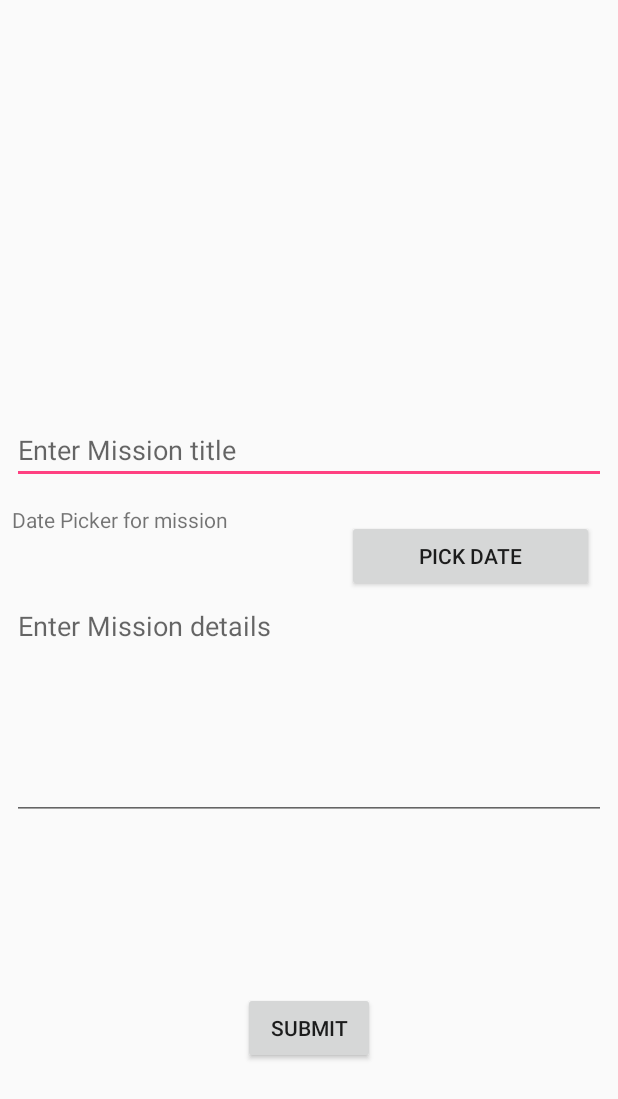
After one commit to mazmaz2k/SharedHouse, an Android app: the CreateNewToDoActivity screen opened directly, with no data from a screen before it, on a phone screen of 412 x 824 dp. The commit adds this screen. Shown: the top 1099 px of the screen. Run offline under Robolectric (Android 15) with nearby library versions, the phone set to English and light mode, and no system bars; our stand-ins replace Firebase (no records; nobody signed in at launch, a user with empty details on screens opened directly).

Commit message:
Adding mission to each shared house

```diff
--- a/app/src/main/AndroidManifest.xml
+++ b/app/src/main/AndroidManifest.xml
@@ -16,7 +16,8 @@
         android:roundIcon="@mipmap/ic_launcher_round"
         android:supportsRtl="true"
         android:theme="@style/AppTheme">
-        <activity android:name=".SharedHouse"></activity>
+        <activity android:name=".CreateNewToDoActivity"></activity>
+        <activity android:name=".SharedHouse" />
         <activity android:name=".MainActivity" />
         <activity android:name=".LoginActivity" />
         <activity android:name=".SplashScrActivity">
--- /dev/null
+++ b/app/src/main/java/com/mazmaz/sharedhouse/CreateNewToDoActivity.java
@@ -0,0 +1,175 @@
+package com.mazmaz.sharedhouse;
+
+import android.app.DatePickerDialog;
+import android.app.Dialog;
+import android.content.Intent;
+import android.support.v4.app.DialogFragment;
+import android.support.v4.app.FragmentActivity;
+import android.support.v7.app.AppCompatActivity;
+import android.os.Bundle;
+import android.util.Log;
+import android.view.View;
+import android.widget.Button;
+import android.widget.DatePicker;
+import android.widget.EditText;
+import android.widget.TextView;
+import android.widget.Toast;
+
+import com.google.firebase.database.DatabaseReference;
+import com.google.firebase.database.FirebaseDatabase;
+
+import java.util.Calendar;
+import java.util.HashMap;
+import java.util.Map;
+
+public class CreateNewToDoActivity extends FragmentActivity {
+
+    FirebaseDatabase firebaseDatabase;
+    DatabaseReference databaseReference;
+    TextView mission_details_txt, enter_mission_title_txt;
+    static TextView selected_date_textView;
+    Button missions_date_btn, submit_new_mission_btn ;
+    String sharedHouse_address, sharedHouse_city, sharedUserId;
+
+    String sharedHouseId;
+    @Override
+    protected void onCreate(Bundle savedInstanceState) {
+        super.onCreate(savedInstanceState);
+        setContentView(R.layout.activity_create_new_to_do);
+        final String sharedHouse_id = getIntent().getStringExtra("sharedHouseId");
+        final String sharedHouse_address = getIntent().getStringExtra("house_address");
+        final String sharedHouse_city = getIntent().getStringExtra("house_city");
+        final String sharedUserId = getIntent().getStringExtra("sharedUserId");
+
+        this.sharedHouse_address = sharedHouse_address;
+        this.sharedHouse_city = sharedHouse_city;
+        this.sharedUserId = sharedUserId;
+        Log.d("Test",sharedHouse_id);
+
+        selected_date_textView = findViewById(R.id.selected_date_textView);
+        firebaseDatabase = FirebaseDatabase.getInstance();
+        databaseReference = firebaseDatabase.getReference(sharedHouse_id);
+
+        missions_date_btn = findViewById(R.id.missions_date_btn);
+        mission_details_txt = findViewById(R.id.mission_details_txt);
+        enter_mission_title_txt = findViewById(R.id.enter_mission_title_txt);
+
+
+
+//                Log.d("Test",databaseReference.toString());
+        submit_new_mission_btn = findViewById(R.id.submit_new_mission_btn);
+        missions_date_btn.setOnClickListener(new View.OnClickListener() {
+            @Override
+            public void onClick(View view) {
+                showDatePicker(view);
+            }
+        });
+
+        submit_new_mission_btn.setOnClickListener(new View.OnClickListener() {
+            @Override
+            public void onClick(View view) {
+//                Log.d("Test", "1: "+mission_details_txt.length());
+//                Log.d("Test", "2: "+selected_date_textView.getText().equals("Date Picker for mission"));
+//                Log.d("Test", "3: "+enter_mission_title_txt.getText().equals(" "));
+
+//                Log.d("Test", "4: "+enter_mission_title_txt.getText().toString());
+
+                if(mission_details_txt.getText().length()==0 || enter_mission_title_txt.getText().length()==0
+                        || selected_date_textView.getText().equals("Date Picker for mission")||
+                mission_details_txt==null)
+                {
+                    Toast.makeText(CreateNewToDoActivity.this,"Make sure all fields are filed", Toast.LENGTH_SHORT).show();
+                }else {
+                    post_TodoMission();
+//                    Toast.makeText(CreateNewToDoActivity.this,"Not working", Toast.LENGTH_SHORT).show();
+
+                }
+            }
+        });
+
+
+
+    }
+
+    @Override
+    protected void onResume() {
+        super.onResume();
+    }
+
+    public void post_TodoMission() {
+        PostNewTodoMission postNewTodoMission = new PostNewTodoMission(enter_mission_title_txt.getText().toString(), selected_date_textView.getText().toString(),mission_details_txt.getText().toString());
+
+        String key = databaseReference.child("mission").push().getKey();
+//        Post post = new Post(userId, username, title, body);
+//                    SharedHome sharedHome = new SharedHome(userMail);
+
+        Map<String, Object> sharedHomeValues = postNewTodoMission.toMap();
+
+        Map<String, Object> childUpdates = new HashMap<>();
+//                    childUpdates.put("/houses/" + key, sharedHomeValues);
+        childUpdates.put("/mission/" + key, sharedHomeValues);
+
+        databaseReference.updateChildren(childUpdates);
+
+        Intent intent = new Intent(CreateNewToDoActivity.this, SharedHouse.class);
+        intent.putExtra("sharedHouseAddress",sharedHouse_address);
+        intent.putExtra("sharedHouseCity",sharedHouse_city);
+        intent.putExtra("sharedHouseId",sharedHouseId);
+        intent.putExtra("sharedUserId",sharedUserId);
+
+        finish();
+        startActivity(intent);
+    }
+
+    public void showDatePicker(View v) {
+        DialogFragment newDateFragment = new MissionDatePickFragment();
+        newDateFragment.show(getSupportFragmentManager(), "date picker");
+    }
+
+
+
+
+    public static class MissionDatePickFragment extends DialogFragment {
+
+        public MissionDatePickFragment(){}
+        @Override
+        public Dialog onCreateDialog(Bundle savedInstanceState) {
+
+            final Calendar c = Calendar.getInstance();
+            int year = c.get(Calendar.YEAR);
+            int month = c.get(Calendar.MONTH);
+            int day = c.get(Calendar.DAY_OF_MONTH);
+
+            return new DatePickerDialog(getActivity(), dateSetListener, year, month, day);
+        }
+
+        private DatePickerDialog.OnDateSetListener dateSetListener =
+                new DatePickerDialog.OnDateSetListener() {
+                    public void onDateSet(DatePicker view, int year, int month, int day) {
+
+                        Toast.makeText(getActivity(), "selected date is " + view.getYear() +
+                                " / " + (view.getMonth()+1) +
+                                " / " + view.getDayOfMonth(), Toast.LENGTH_SHORT).show();
+
+                        selected_date_textView.setText( month+"/"+day+"/"+year);
+                        selected_date_textView.setTextSize(30);
+                    }
+
+
+                };
+
+//        @Override
+//        public void onDateSet(DatePicker datePicker, int year, int monthOfYear, int dayOfMonth) {
+//            showSetDate(year,monthOfYear,dayOfMonth);
+//
+//        }
+//
+//        private void showSetDate(int year, int monthOfYear, int dayOfMonth) {
+//            selected_date_textView.setText( year+"/"+monthOfYear+"/"+dayOfMonth);
+//        }
+//
+////        private String showSetDate(int year, int monthOfYear, int dayOfMonth) {
+////            return year+"/+"+monthOfYear+"/"+dayOfMonth;
+////        }
+    }
+}
--- /dev/null
+++ b/app/src/main/res/layout/activity_create_new_to_do.xml
@@ -0,0 +1,94 @@
+<?xml version="1.0" encoding="utf-8"?>
+<android.support.constraint.ConstraintLayout xmlns:android="http://schemas.android.com/apk/res/android"
+    xmlns:app="http://schemas.android.com/apk/res-auto"
+    xmlns:tools="http://schemas.android.com/tools"
+    android:layout_width="match_parent"
+    android:layout_height="match_parent"
+    tools:context=".CreateNewToDoActivity">
+
+    <LinearLayout
+        android:id="@+id/linearLayout2"
+        android:layout_width="match_parent"
+        android:layout_height="wrap_content"
+        android:layout_marginStart="8dp"
+        android:layout_marginTop="8dp"
+        android:layout_marginEnd="8dp"
+        android:layout_marginBottom="8dp"
+        android:orientation="vertical"
+        app:layout_constraintBottom_toBottomOf="parent"
+        app:layout_constraintEnd_toEndOf="parent"
+        app:layout_constraintStart_toStartOf="parent"
+        app:layout_constraintTop_toTopOf="parent">
+
+        <EditText
+            android:id="@+id/enter_mission_title_txt"
+            android:layout_width="match_parent"
+            android:layout_height="wrap_content"
+
+            android:hint="Enter Mission title" />
+
+<LinearLayout
+    android:layout_width="match_parent"
+    android:layout_height="wrap_content"
+    android:layout_weight="1"
+    android:layout_gravity="center">
+    <TextView
+        android:id="@+id/selected_date_textView"
+        android:layout_width="wrap_content"
+        android:layout_height="46dp"
+        android:layout_weight="2"
+        android:text="Date Picker for mission"
+        app:layout_constraintLeft_toLeftOf="parent"
+        app:layout_constraintRight_toRightOf="parent"
+        app:layout_constraintTop_toTopOf="parent" />
+
+    <Button
+        android:id="@+id/missions_date_btn"
+        android:layout_weight="2"
+        android:layout_width="wrap_content"
+        android:layout_height="wrap_content"
+        android:layout_marginStart="8dp"
+        android:layout_marginTop="24dp"
+        android:layout_marginEnd="8dp"
+        android:text="Pick Date" />
+
+
+</LinearLayout>
+
+        <EditText
+            android:id="@+id/mission_details_txt"
+            android:inputType="textMultiLine"
+            android:hint="Enter Mission details"
+            android:lines="8"
+            android:minLines="6"
+            android:gravity="top|left"
+            android:maxLines="10"
+            android:layout_height="wrap_content"
+            android:layout_width="match_parent"
+            android:scrollbars="vertical"
+        />
+    </LinearLayout>
+
+    <LinearLayout
+        android:layout_width="match_parent"
+        android:layout_height="wrap_content"
+        android:layout_marginStart="8dp"
+        android:layout_marginTop="8dp"
+        android:layout_marginEnd="8dp"
+        android:layout_marginBottom="8dp"
+        app:layout_constraintBottom_toBottomOf="parent"
+        app:layout_constraintEnd_toEndOf="parent"
+        app:layout_constraintStart_toStartOf="parent"
+        android:layout_weight="1"
+        android:gravity="center"
+        app:layout_constraintTop_toBottomOf="@+id/linearLayout2"
+        >
+
+        <Button
+            android:id="@+id/submit_new_mission_btn"
+            android:layout_width="wrap_content"
+            android:layout_height="wrap_content"
+            android:text="Submit" />
+    </LinearLayout>
+
+</android.support.constraint.ConstraintLayout>
--- a/app/src/main/res/values/strings.xml
+++ b/app/src/main/res/values/strings.xml
@@ -20,5 +20,5 @@
     <string name="post_shared_house">Post shared house</string>
     <string name="update_shared_house">Update shared house</string>
     <string name="reset_password">Reset password</string>
-    <string name="go_back_to_sign_in">Go back to Sign In.</string>
+    <string name="existing_houses">Existing houses</string>
 </resources>
```
Also changed, not shown: app/src/main/java/com/mazmaz/sharedhouse/CreateNewSharedHouse.java (+21 -13 lines), app/src/main/java/com/mazmaz/sharedhouse/MainActivity.java (+79 -5 lines), app/src/main/java/com/mazmaz/sharedhouse/MissionDatePickerFragment.java (added, +39 -0 lines), app/src/main/java/com/mazmaz/sharedhouse/PostNewTodoMission.java (+19 -0 lines), app/src/main/java/com/mazmaz/sharedhouse/SharedHome.java (added, +41 -0 lines), app/src/main/java/com/mazmaz/sharedhouse/SharedHouse.java (+43 -3 lines), app/src/main/java/com/mazmaz/sharedhouse/SharedHouseRecycleViewHolder.java (+6 -1 lines), app/src/main/java/com/mazmaz/sharedhouse/postNewHouse.java (+32 -1 lines), app/src/main/res/layout/activity_main.xml (+8 -1 lines), app/src/main/res/layout/activity_pwreset.xml (+14 -19 lines), app/src/main/res/layout/activity_shared_house.xml (+8 -4 lines).
